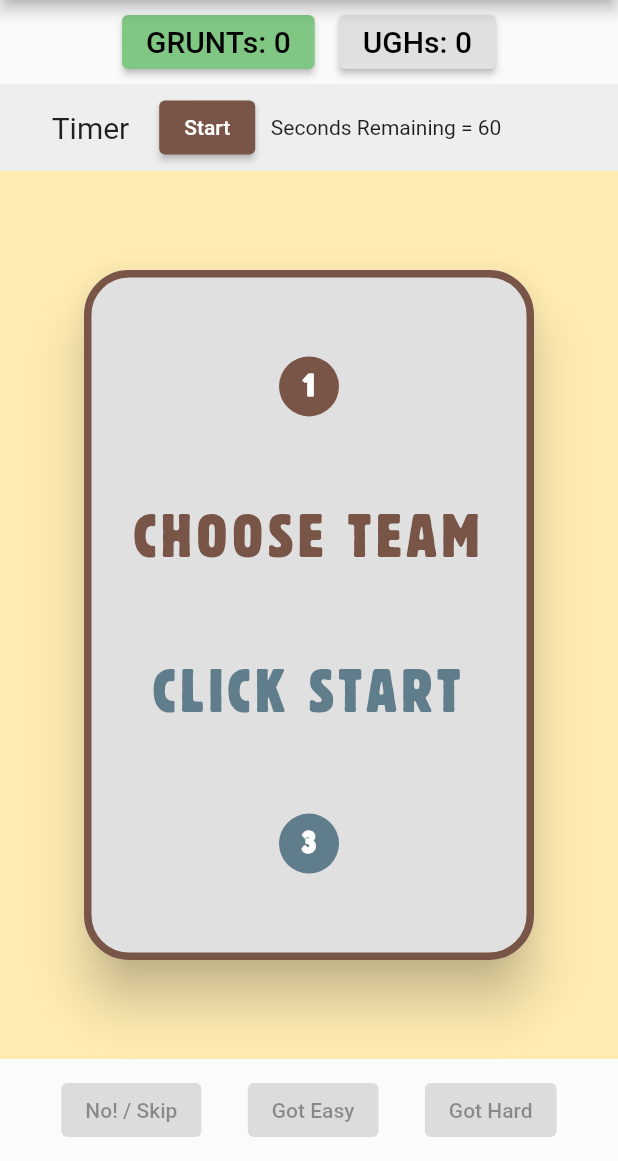
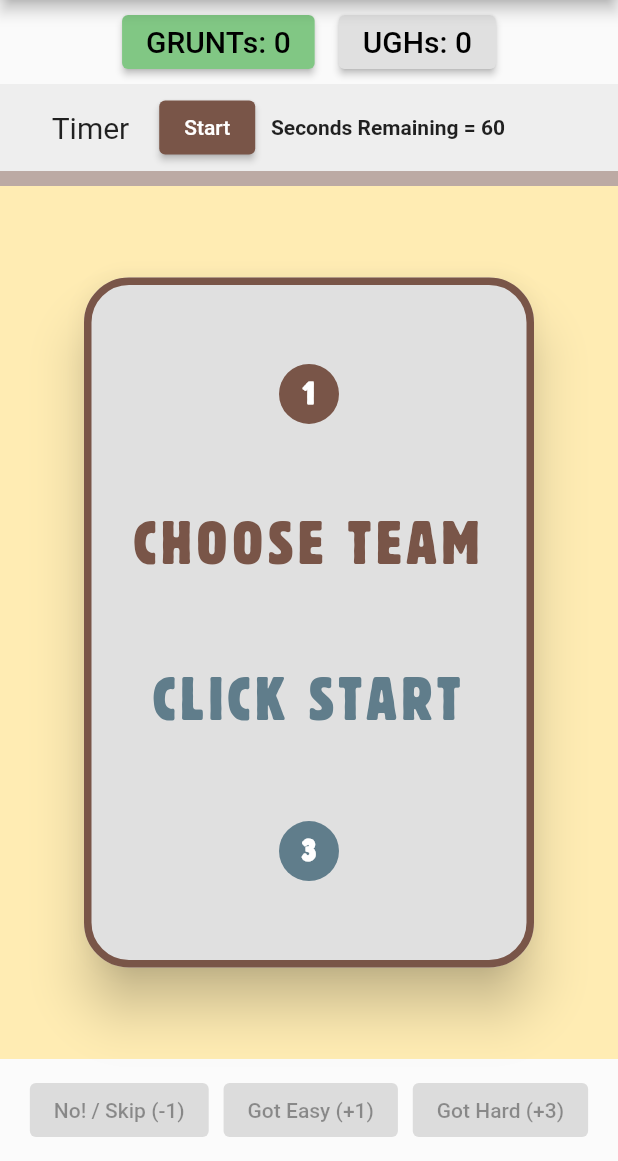
Before and after one commit to gadgetgourmet/cave-poet, a Flutter app: the screen it shows after launch, on a phone screen of 412 x 824 dp, the part 75-1236 px from its top. Run offline on Flutter 3.47's test engine with Material 2 defaults, Android fonts, the phone set to English and light mode, and no system bars; our stand-ins replace audioplayers, csv.

Commit message:
first public release

```diff
--- a/lib/main.dart
+++ b/lib/main.dart
@@ -106,23 +106,13 @@ class MyHomePage extends StatefulWidget {
 }
 
 class _MyHomePageState extends State<MyHomePage> {
-  @override
-  Widget build(BuildContext context) {
-    // This method is rerun every time setState is called, for instance as done
-    // by the _incrementCounter method above.
-    //
-    // The Flutter framework has been optimized to make rerunning build methods
-    // fast, so that you can just rebuild anything that needs updating rather
-    // than having to individually change instances of widgets.
+  Timer? _timer;
+
   final ButtonStyle teamPlayingButtonStyle = ButtonStyle(
-        backgroundColor:
-            MaterialStateProperty.all<Color>(Colors.green.shade300));
+      backgroundColor: MaterialStateProperty.all<Color>(Colors.green.shade300));
 
   final ButtonStyle teamWatchingButtonStyle = ButtonStyle(
-        backgroundColor:
-            MaterialStateProperty.all<Color>(Colors.grey.shade300));
-
-    Timer _timer;
+      backgroundColor: MaterialStateProperty.all<Color>(Colors.grey.shade300));
 
   startTimer() {
     _timer = Timer.periodic(const Duration(seconds: 1), (timer) {
@@ -136,6 +126,7 @@ class _MyHomePageState extends State<MyHomePage> {
           } else {
             currentTeam = 0;
           }
+          chooseNewCard();
           // debugPrint("timer done");
         });
       } else {
@@ -198,18 +189,15 @@ class _MyHomePageState extends State<MyHomePage> {
     });
   }
 
-    onPressedTeam3() {
-      setState(() {
-        currentTeam = 2;
-      });
-    }
-
   handleMenuClick(String value) {
     switch (value) {
-        case 'Reset Scores':
+      case 'Reset Game':
         setState(() {
           teamScores.fillRange(0, teamScores.length, 0);
           updateTeamStrings();
+          currentTeam = 0;
+          secondsRemaining = maxSeconds;
+          _timer?.cancel();
         });
 
         break;
@@ -250,6 +238,21 @@ class _MyHomePageState extends State<MyHomePage> {
     }
   }
 
+//  If we dispose the widget, need to stop the timer
+  @override
+  void dispose() {
+    _timer?.cancel();
+    super.dispose();
+  }
+
+  @override
+  Widget build(BuildContext context) {
+    // This method is rerun every time setState is called, for instance as done
+    // by the _incrementCounter method above.
+    //
+    // The Flutter framework has been optimized to make rerunning build methods
+    // fast, so that you can just rebuild anything that needs updating rather
+    // than having to individually change instances of widgets.
     return Scaffold(
       appBar: AppBar(
         // Here we take the value from the MyHomePage object that was created by
@@ -270,7 +273,7 @@ class _MyHomePageState extends State<MyHomePage> {
             child: PopupMenuButton<String>(
               onSelected: handleMenuClick,
               itemBuilder: (BuildContext context) {
-                return {'Reset Scores', 'How to Play', 'About'}.map((choice) {
+                return {'Reset Game', 'How to Play', 'About'}.map((choice) {
                   return PopupMenuItem<String>(
                       value: choice, child: Text(choice));
                 }).toList();
@@ -348,8 +351,20 @@ class _MyHomePageState extends State<MyHomePage> {
                       (secondsRemaining == maxSeconds) ? startTimer : null,
                   child: const Text("Start"),
                 ),
-                Text("   Seconds Remaining = $secondsRemaining"),
+                Text(
+                  "   Seconds Remaining = $secondsRemaining",
+                  style: const TextStyle(fontWeight: FontWeight.bold),
+                ),
               ],
+            ),
+          ),
+          // Progress bar row //////////////////////////////////////
+          SizedBox(
+            height: 10,
+            child: LinearProgressIndicator(
+              minHeight: 10,
+              value: (1 - secondsRemaining / maxSeconds),
+              valueColor: const AlwaysStoppedAnimation<Color>(Colors.red),
             ),
           ),
           // Card row //////////////////////////////////////////////
@@ -444,20 +459,20 @@ class _MyHomePageState extends State<MyHomePage> {
                 ElevatedButton(
                   onPressed:
                       (secondsRemaining != maxSeconds) ? onPressedWrong : null,
-                  child: const Text("No! / Skip"),
+                  child: const Text("No! / Skip (-1)"),
                   style: ElevatedButton.styleFrom(primary: Colors.red),
                 ),
                 ElevatedButton(
                   onPressed:
                       (secondsRemaining != maxSeconds) ? onPressedEasy : null,
-                  child: const Text("Got Easy"),
-                  style: ElevatedButton.styleFrom(primary: Colors.green),
+                  child: const Text("Got Easy (+1)"),
+                  style: ElevatedButton.styleFrom(primary: Colors.brown),
                 ),
                 ElevatedButton(
                   onPressed:
                       (secondsRemaining != maxSeconds) ? onPressedHard : null,
-                  child: const Text("Got Hard"),
-                  style: ElevatedButton.styleFrom(primary: Colors.blue),
+                  child: const Text("Got Hard (+3)"),
+                  style: ElevatedButton.styleFrom(primary: Colors.blueGrey),
                 )
               ],
             ),
--- a/pubspec.yaml
+++ b/pubspec.yaml
@@ -15,7 +15,7 @@ publish_to: 'none' # Remove this line if you wish to publish to pub.dev
 # In iOS, build-name is used as CFBundleShortVersionString while build-number used as CFBundleVersion.
 # Read more about iOS versioning at
 # https://developer.apple.com/library/archive/documentation/General/Reference/InfoPlistKeyReference/Articles/CoreFoundationKeys.html
-version: 1.0.0+2
+version: 1.0.0+4
 
 environment:
   sdk: ">=2.15.1 <3.0.0"
```
Also changed, not shown: assets/wordlist.csv (+9 -0 lines), 3 other files. Lines whose indentation alone changed are shown as unchanged.
